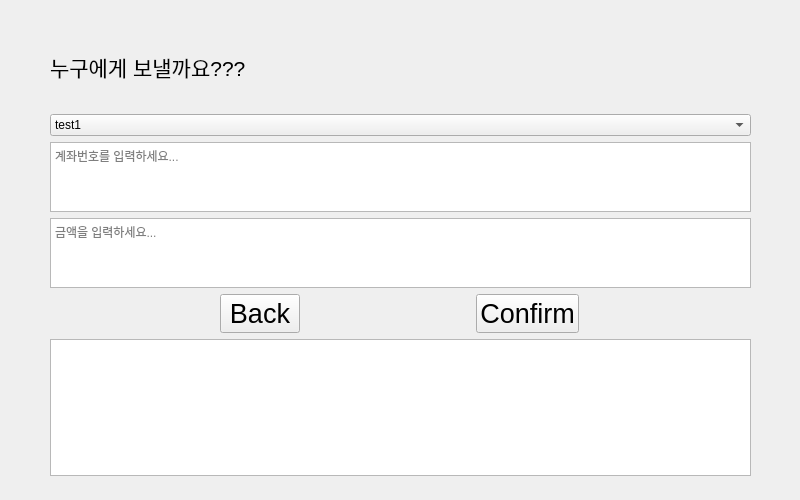
This is ui/transfer-page.ui in Veda-Qt/project as Qt 5 draws it before an edit. The edited form follows.
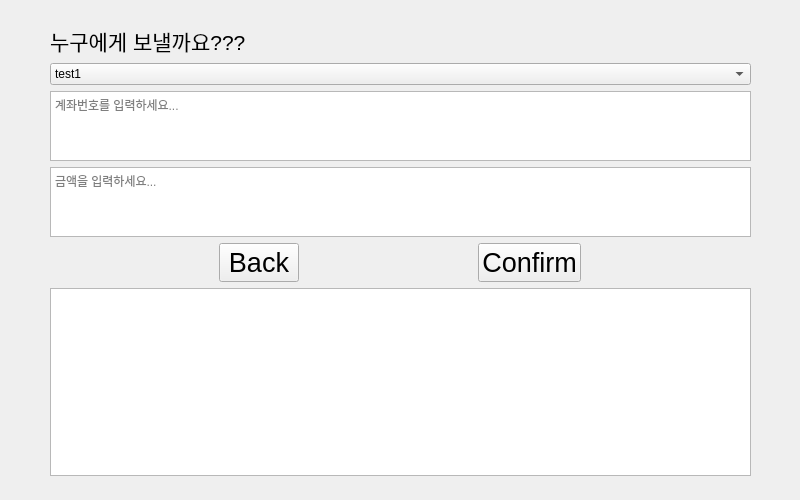
This is the edited form.

Commit message: CLEANUP: simple ui change ( modified box size)

The edit to the form file:
```diff
--- a/ui/transfer-page.ui
+++ b/ui/transfer-page.ui
@@ -22,7 +22,7 @@
      <height>501</height>
     </rect>
    </property>
-   <layout class="QVBoxLayout" name="vlay3" stretch="3,1,1,1,2,5">
+   <layout class="QVBoxLayout" name="vlay3" stretch="0,1,1,1,2,0">
     <property name="leftMargin">
      <number>50</number>
     </property>
@@ -74,7 +74,7 @@
     <item>
      <widget class="QTextEdit" name="tedit_acnt_num">
       <property name="sizePolicy">
-       <sizepolicy hsizetype="Expanding" vsizetype="Preferred">
+       <sizepolicy hsizetype="Expanding" vsizetype="Maximum">
         <horstretch>0</horstretch>
         <verstretch>0</verstretch>
        </sizepolicy>
@@ -86,6 +86,12 @@
     </item>
     <item>
      <widget class="QTextEdit" name="tedit_money">
+      <property name="sizePolicy">
+       <sizepolicy hsizetype="Expanding" vsizetype="Maximum">
+        <horstretch>0</horstretch>
+        <verstretch>0</verstretch>
+       </sizepolicy>
+      </property>
       <property name="placeholderText">
        <string>금액을 입력하세요...</string>
       </property>
@@ -93,6 +99,9 @@
     </item>
     <item>
      <layout class="QHBoxLayout" name="hlay4_tranfer">
+      <property name="spacing">
+       <number>10</number>
+      </property>
       <item>
        <widget class="QPushButton" name="btn_back2">
         <property name="sizePolicy">
@@ -132,7 +141,14 @@
      </layout>
     </item>
     <item>
-     <widget class="QTableView" name="tview_acnt_histry"/>
+     <widget class="QTableView" name="tview_acnt_histry">
+      <property name="sizePolicy">
+       <sizepolicy hsizetype="Expanding" vsizetype="Maximum">
+        <horstretch>0</horstretch>
+        <verstretch>0</verstretch>
+       </sizepolicy>
+      </property>
+     </widget>
     </item>
    </layout>
   </widget>
```
